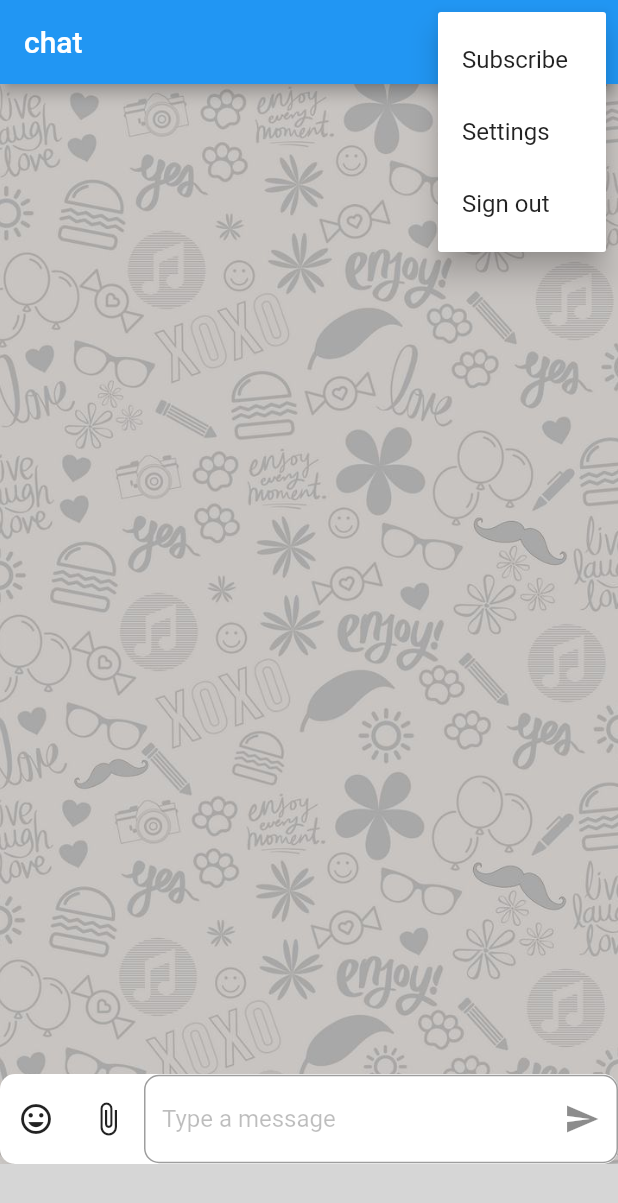
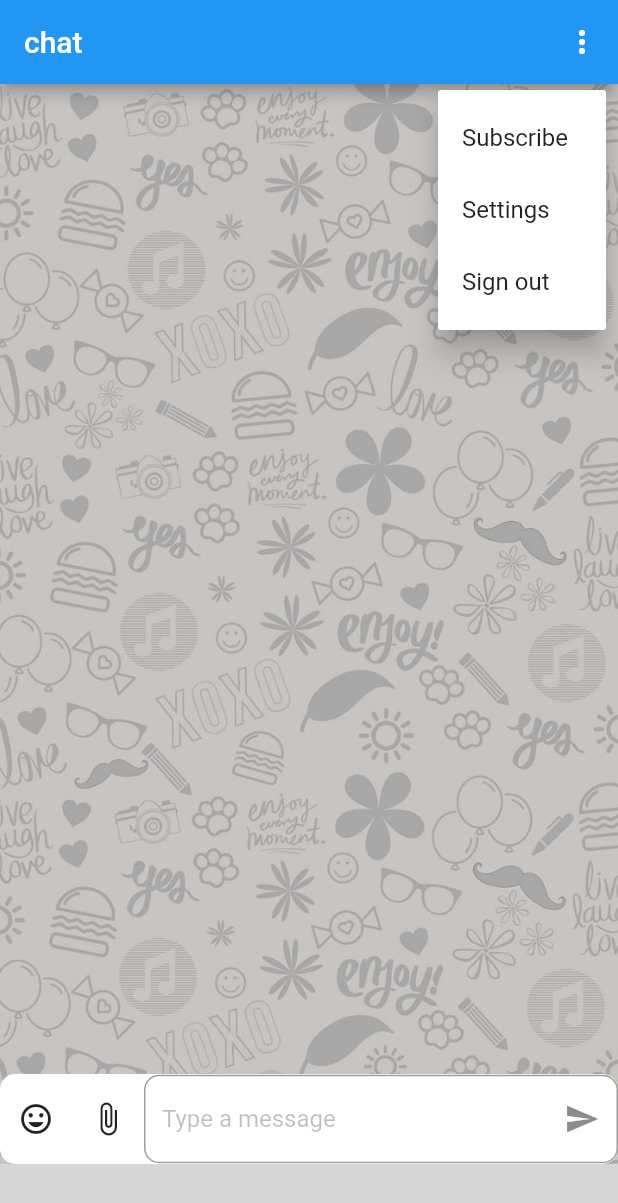
Before and after one commit to prabhunath111/chat_app, a Flutter app: the screen it shows after launch, after a tap on the "more vert" icon, on a phone screen of 412 x 824 dp. Shown: the top 1203 px of the screen. Run offline on Flutter 3.47's test engine with Material 2 defaults, Android fonts, the phone set to English and light mode, and no system bars; our stand-ins replace image_picker, progress_dialog, transparent_image; missing offline and left inert: adhara_socket_io, emoji_picker, keyboard_visibility; grey boxes are pictures that could not be loaded.

Commit message:
pushing code

```diff
--- a/lib/main.dart
+++ b/lib/main.dart
@@ -301,6 +301,7 @@ class _HomePageState extends State<HomePage> {
         title: Text('chat'),
         actions: <Widget>[
           PopupMenuButton<String>(
+            offset: Offset(0.0, 60.0),
             onSelected: choiceAction,
             itemBuilder: (BuildContext context){
               return Constants.choices.map((String choice){
```
Also changed, not shown: 1 other file.
